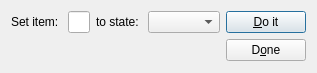
Qt form massstatechangedialog.ui (RoskildeSkiklub/ssfh) before a commit.
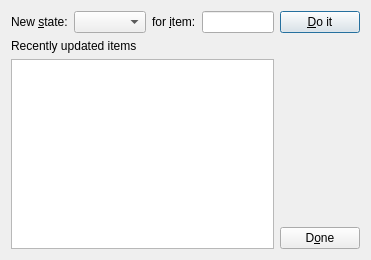
The same form after that commit.

Commit message: Added support class for massstatechangedialog. Will be used by others too

```diff
--- a/massstatechangedialog.ui
+++ b/massstatechangedialog.ui
@@ -6,8 +6,8 @@
    <rect>
     <x>0</x>
     <y>0</y>
-    <width>299</width>
-    <height>73</height>
+    <width>371</width>
+    <height>260</height>
    </rect>
   </property>
   <property name="sizePolicy">
@@ -23,22 +23,28 @@
    <item row="0" column="0">
     <widget class="QLabel" name="label">
      <property name="text">
-      <string>Set item: </string>
+      <string>New &amp;state:</string>
+     </property>
+     <property name="buddy">
+      <cstring>input_state_comboBox</cstring>
      </property>
     </widget>
    </item>
    <item row="0" column="1">
-    <widget class="QLineEdit" name="input_item_lineEdit"/>
+    <widget class="QComboBox" name="input_state_comboBox"/>
    </item>
    <item row="0" column="2">
     <widget class="QLabel" name="label_2">
      <property name="text">
-      <string>to state: </string>
+      <string>for &amp;item:</string>
+     </property>
+     <property name="buddy">
+      <cstring>input_item_lineEdit</cstring>
      </property>
     </widget>
    </item>
    <item row="0" column="3">
-    <widget class="QComboBox" name="input_state_comboBox"/>
+    <widget class="QLineEdit" name="input_item_lineEdit"/>
    </item>
    <item row="0" column="4">
     <widget class="QPushButton" name="input_doIt_pushButton">
@@ -47,8 +53,41 @@
      </property>
     </widget>
    </item>
-   <item row="1" column="4">
-    <widget class="QPushButton" name="pushButton">
+   <item row="1" column="0" colspan="2">
+    <widget class="QLabel" name="label_3">
+     <property name="text">
+      <string>Recently updated items</string>
+     </property>
+    </widget>
+   </item>
+   <item row="2" column="0" rowspan="2" colspan="4">
+    <widget class="QTextBrowser" name="output_log_textBrowser">
+     <property name="enabled">
+      <bool>true</bool>
+     </property>
+     <property name="sizePolicy">
+      <sizepolicy hsizetype="Expanding" vsizetype="Expanding">
+       <horstretch>0</horstretch>
+       <verstretch>10</verstretch>
+      </sizepolicy>
+     </property>
+    </widget>
+   </item>
+   <item row="2" column="4">
+    <spacer name="verticalSpacer">
+     <property name="orientation">
+      <enum>Qt::Vertical</enum>
+     </property>
+     <property name="sizeHint" stdset="0">
+      <size>
+       <width>72</width>
+       <height>157</height>
+      </size>
+     </property>
+    </spacer>
+   </item>
+   <item row="3" column="4">
+    <widget class="QPushButton" name="input_done_pushButton">
      <property name="text">
       <string>D&amp;one</string>
      </property>
```
Left out of the diff: 7 changed lines with no effect on the pictures. The commit also changes 5 other files.
